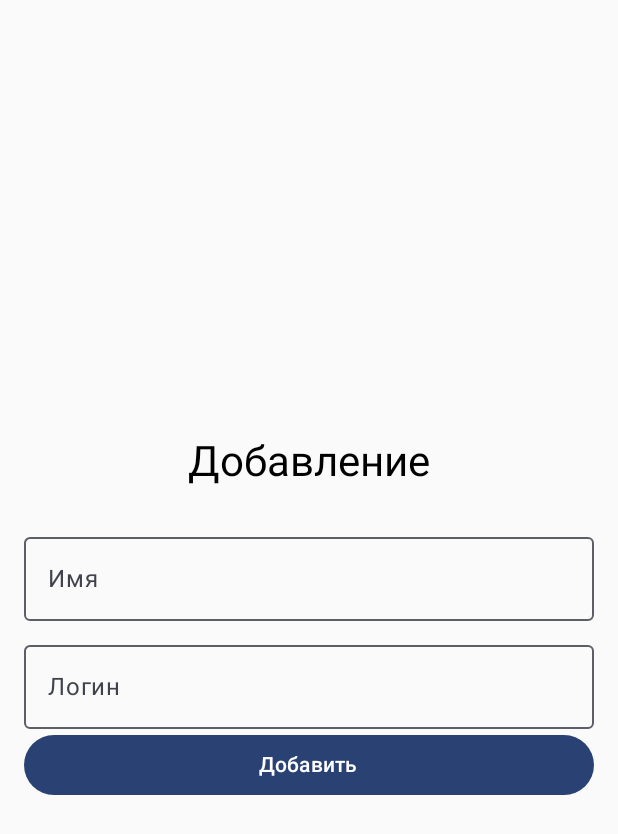
After one commit to PigeonKur/exam, an Android app built with Jetpack Compose: the AddScreen screen opened through its navigation route, on a phone screen of 412 x 824 dp. The commit adds this screen. Shown: the top 834 px of the screen. Run offline under Robolectric (Android 15) with nearby library versions, the phone set to English and light mode, and no system bars.

Commit message:
Вывод списка, удаление и добавление

```diff
--- /dev/null
+++ b/app/src/main/java/com/example/tryeexam/Screens/AddUser/AddScreen.kt
@@ -0,0 +1,142 @@
+package com.example.tryeexam.Screens.AddUser
+
+import androidx.compose.foundation.layout.Arrangement
+import androidx.compose.foundation.layout.Column
+import androidx.compose.foundation.layout.Spacer
+import androidx.compose.foundation.layout.fillMaxSize
+import androidx.compose.foundation.layout.fillMaxWidth
+import androidx.compose.foundation.layout.height
+import androidx.compose.foundation.layout.padding
+import androidx.compose.foundation.layout.size
+import androidx.compose.material3.Button
+import androidx.compose.material3.CircularProgressIndicator
+import androidx.compose.material3.MaterialTheme
+import androidx.compose.material3.OutlinedTextField
+import androidx.compose.material3.Text
+import androidx.compose.runtime.Composable
+import androidx.compose.runtime.LaunchedEffect
+import androidx.compose.runtime.collectAsState
+import androidx.compose.runtime.getValue
+import androidx.compose.runtime.mutableStateOf
+import androidx.compose.runtime.remember
+import androidx.compose.runtime.setValue
+import androidx.compose.ui.Alignment
+import androidx.compose.ui.Modifier
+import androidx.compose.ui.graphics.Color
+import androidx.compose.ui.unit.dp
+import androidx.lifecycle.viewmodel.compose.viewModel
+import androidx.navigation.NavController
+import com.example.tryeexam.Screens.Register.RegisterState
+import kotlinx.coroutines.delay
+
+@Composable
+fun AddScreen(navController: NavController){
+
+    val viewModel: AddViewModel = viewModel ()
+
+    var name by remember { mutableStateOf("") }
+    var login by remember { mutableStateOf("") }
+    var showError by remember { mutableStateOf(false) }
+    var errorMessage by remember { mutableStateOf("") }
+
+    val addState by viewModel.addState.collectAsState()
+
+    Column(
+        modifier = Modifier
+            .fillMaxSize()
+            .padding(16.dp),
+        verticalArrangement =  Arrangement.Center,
+        horizontalAlignment = Alignment.CenterHorizontally
+    ){
+        Text(
+            text = "Добавление",
+            style = MaterialTheme.typography.headlineMedium,
+            modifier = Modifier.padding(bottom = 24.dp)
+        )
+
+        OutlinedTextField(
+            value = name,
+            onValueChange = { name = it
+                showError = false},
+            label = { Text ("Имя")},
+            isError = showError,
+            modifier = Modifier.fillMaxWidth()
+        )
+        Spacer(modifier = Modifier.height(8.dp))
+
+        OutlinedTextField(
+            value = login,
+            onValueChange = {login = it
+                showError = false},
+            label = { Text ("Логин")},
+            isError = showError,
+            modifier = Modifier.fillMaxWidth()
+        )
+
+        if (showError) {
+            Spacer(modifier = Modifier.height(8.dp))
+            Text(
+                text = errorMessage,
+                color = Color.Red,
+                modifier = Modifier.padding(horizontal = 16.dp)
+            )
+        }
+        when(addState){
+            is AddState.Loading ->{
+                Column(
+                    horizontalAlignment = Alignment.CenterHorizontally
+                ) {
+                    CircularProgressIndicator(modifier = Modifier.size(48.dp))
+                    Spacer(modifier = Modifier.height(8.dp))
+                    Text("Добавление...")
+                }
+            }
+            is AddState.Error -> {
+                errorMessage = (addState as AddState.Error).message
+                showError = true
+
+                Button(
+                    onClick = {
+                        viewModel.add(name,login)
+                    },
+                    enabled = true,
+                    modifier = Modifier.fillMaxWidth()
+                ) {
+                   Text("Добавить")
+                }
+            }
+            is AddState.Success -> {
+                Text(
+                    "Добавление успешно",
+                    modifier = Modifier.padding(16.dp)
+                )
+
+                LaunchedEffect(Unit) {
+                    delay(2000)
+                    navController.navigate("main")
+                }
+            }
+            else -> {
+                Button(
+                    onClick = {
+                        viewModel.add(name, login)
+                    },
+                    enabled = true,
+                    modifier = Modifier.fillMaxWidth()
+                ) {
+                    Text("Добавить")
+                }
+            }
+        }
+    }
+    LaunchedEffect(key1 = addState) {
+        if (addState is RegisterState.Error) {
+            errorMessage = (addState as RegisterState.Error).message
+            showError = true
+        }
+    }
+
+    LaunchedEffect(Unit) {
+        viewModel.resetState()
+    }
+}
--- a/app/src/main/java/com/example/tryeexam/Screens/Navigation/AppNavigation.kt
+++ b/app/src/main/java/com/example/tryeexam/Screens/Navigation/AppNavigation.kt
@@ -4,9 +4,10 @@ import androidx.compose.runtime.Composable
 import androidx.navigation.compose.NavHost
 import androidx.navigation.compose.composable
 import androidx.navigation.compose.rememberNavController
+import com.example.tryeexam.Screens.AddUser.AddScreen
 import com.example.tryeexam.Screens.Login.LoginScreen
 import com.example.tryeexam.Screens.Login.LoginViewModel
-import com.example.tryeexam.Screens.MainScreen
+import com.example.tryeexam.Screens.Main.MainScreen
 import com.example.tryeexam.Screens.Register.RegisterScreen
 
 @Composable
@@ -31,5 +32,8 @@ fun AppNavigator(loginViewModel: LoginViewModel) {
         composable("main") {
             MainScreen(navController = navController)
         }
+        composable("addUser") {
+            AddScreen(navController = navController)
+        }
     }
 }
```
Also changed, not shown: app/src/main/java/com/example/tryeexam/Screens/AddUser/AddViewModel.kt (added, +88 -0 lines), app/src/main/java/com/example/tryeexam/Screens/MainScreen/MainScreen.kt (+111 -20 lines), app/src/main/java/com/example/tryeexam/Screens/MainScreen/MainViewModel.kt (added, +96 -0 lines), app/src/main/java/com/example/tryeexam/Screens/Register/RegisterScreen.kt (+8 -0 lines).
